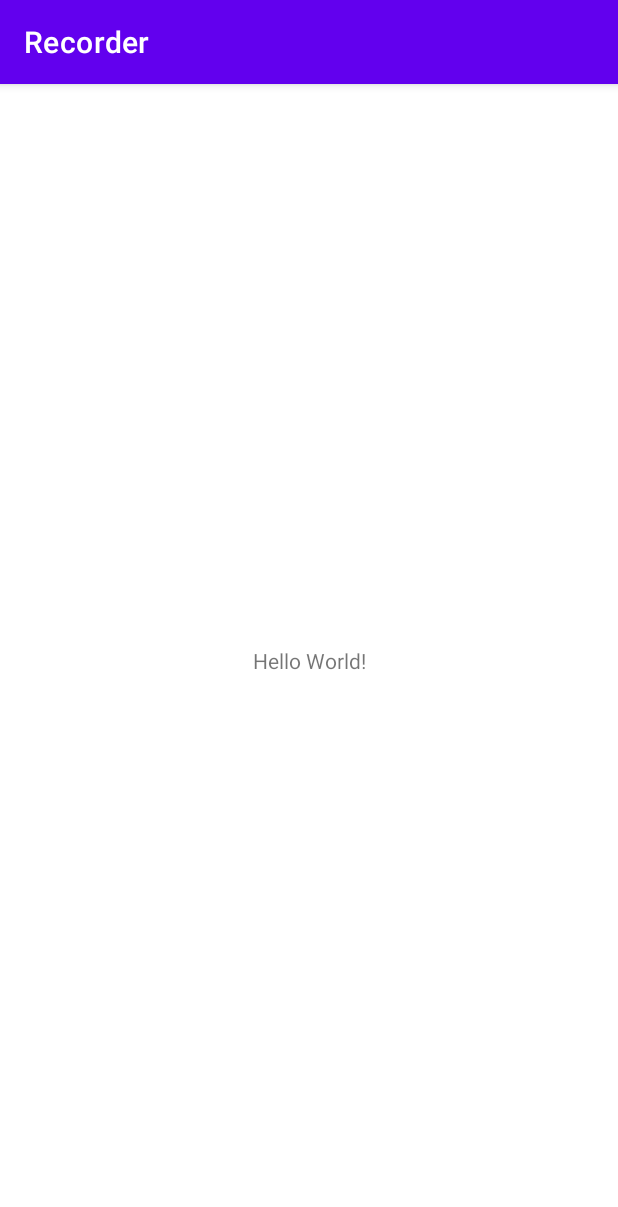
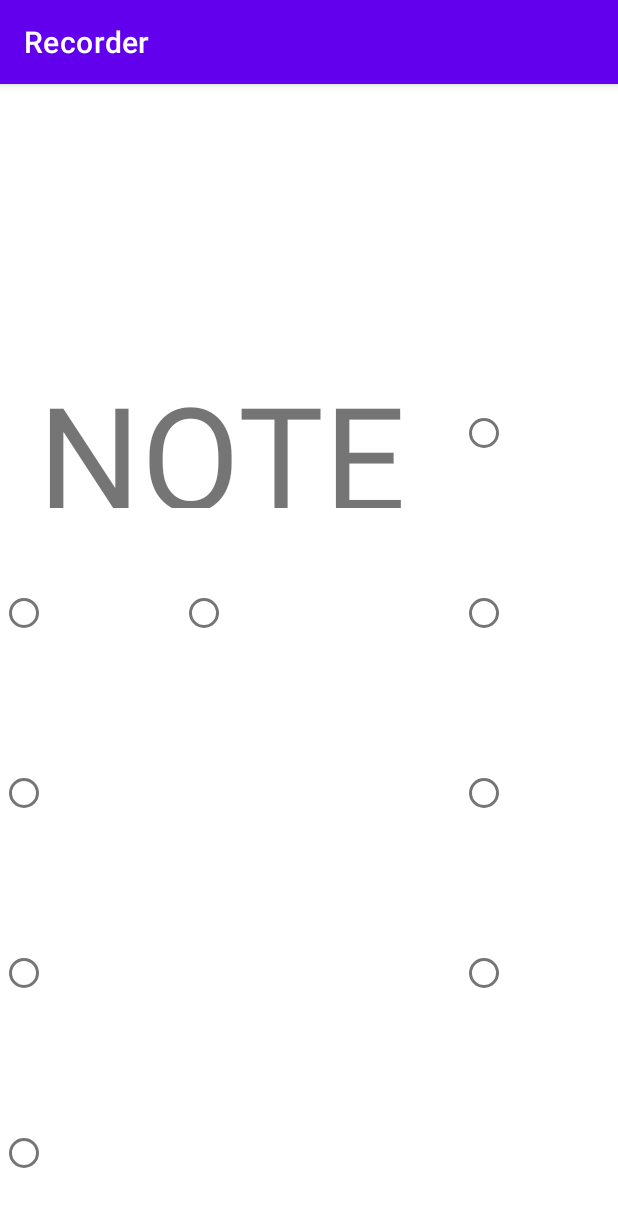
Before and after one commit to sathwik9/RecorderPro, an Android app: the screen it shows after launch (MainActivity), on a phone screen of 412 x 824 dp. Shown: the top 1207 px of the screen. Run offline under Robolectric (Android 15) with nearby library versions, the phone set to English and light mode, and no system bars.

Commit message:
layoutConstraints
set the layout constraints with radio buttons, might need to change type of button. Also need to set toggle color options and make appearance size bigger.

```diff
--- a/app/src/main/res/layout/activity_main.xml
+++ b/app/src/main/res/layout/activity_main.xml
@@ -4,15 +4,96 @@
     xmlns:tools="http://schemas.android.com/tools"
     android:layout_width="match_parent"
     android:layout_height="match_parent"
+    app:layout_constraintCircleRadius="10dp"
     tools:context=".MainActivity">
 
+    <RadioButton
+        android:id="@+id/left1"
+        android:layout_width="100dp"
+        android:layout_height="100dp"
+        android:layout_marginBottom="5dp"
+        android:scrollbarSize="20dp"
+        android:textSize="0sp"
+        app:circularflow_defaultRadius="25dp"
+        app:circularflow_radiusInDP="25dp"
+        app:layout_constraintBottom_toBottomOf="parent"
+        app:layout_constraintCircleRadius="50dp"
+        app:layout_constraintStart_toStartOf="parent" />
+
+    <RadioButton
+        android:id="@+id/left2"
+        android:layout_width="100dp"
+        android:layout_height="100dp"
+        android:layout_marginBottom="20dp"
+        app:layout_constraintLeft_toLeftOf="@id/left1"
+        app:layout_constraintBottom_toTopOf="@id/left1" />
+
+    <RadioButton
+        android:id="@+id/left3"
+        android:layout_width="100dp"
+        android:layout_height="100dp"
+        android:layout_marginBottom="20dp"
+        app:layout_constraintLeft_toLeftOf="@id/left2"
+        app:layout_constraintBottom_toTopOf="@id/left2" />
+
+    <RadioButton
+        android:id="@+id/left4"
+        android:layout_width="100dp"
+        android:layout_height="100dp"
+        android:layout_marginBottom="20dp"
+        app:layout_constraintLeft_toLeftOf="@id/left3"
+        app:layout_constraintBottom_toTopOf="@id/left3" />
+
+    <RadioButton
+        android:id="@+id/left5"
+        android:layout_width="100dp"
+        android:layout_height="100dp"
+        android:layout_marginRight="-120dp"
+        app:layout_constraintRight_toRightOf="@id/left4"
+        app:layout_constraintTop_toTopOf="@id/left4" />
+
+    <RadioButton
+        android:id="@+id/right1"
+        android:layout_width="100dp"
+        android:layout_height="100dp"
+        android:layout_marginRight="5dp"
+        app:layout_constraintRight_toRightOf="parent"
+        app:layout_constraintTop_toTopOf="@id/left2" />
+
+    <RadioButton
+        android:id="@+id/right2"
+        android:layout_width="100dp"
+        android:layout_height="100dp"
+        android:layout_marginBottom="20dp"
+        app:layout_constraintRight_toRightOf="@id/right1"
+        app:layout_constraintBottom_toTopOf="@id/right1" />
+
+    <RadioButton
+        android:id="@+id/right3"
+        android:layout_width="100dp"
+        android:layout_height="100dp"
+        android:layout_marginBottom="20dp"
+        app:layout_constraintRight_toRightOf="@id/right2"
+        app:layout_constraintBottom_toTopOf="@id/right2" />
+
+    <RadioButton
+        android:id="@+id/right4"
+        android:layout_width="100dp"
+        android:layout_height="100dp"
+        android:layout_marginBottom="20dp"
+        app:layout_constraintRight_toRightOf="@id/right3"
+        app:layout_constraintBottom_toTopOf="@id/right3" />
+
     <TextView
-        android:layout_width="wrap_content"
-        android:layout_height="wrap_content"
-        android:text="Hello World!"
-        app:layout_constraintBottom_toBottomOf="parent"
-        app:layout_constraintLeft_toLeftOf="parent"
-        app:layout_constraintRight_toRightOf="parent"
-        app:layout_constraintTop_toTopOf="parent" />
+        android:id="@+id/Note_to_be_played"
+        android:layout_width="250dp"
+        android:layout_height="100dp"
+        android:text="NOTE"
+        android:textSize="96sp"
+        android:layout_marginBottom="20dp"
+        android:layout_marginLeft="25dp"
+        app:layout_constraintLeft_toLeftOf="@id/left4"
+        app:layout_constraintBottom_toTopOf="@id/left4" />
+
 
 </androidx.constraintlayout.widget.ConstraintLayout>
```
